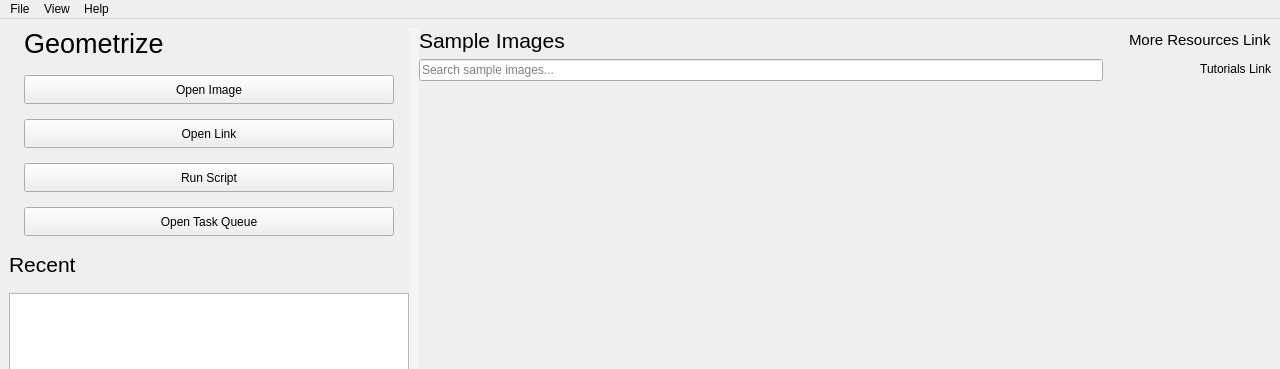
This is geometrize/dialog/launchwindow.ui in Tw1ddle/geometrize as Qt 5 draws it before an edit; both pictures show x 0 to 1280 and y 0 to 369 of the 1280 by 720 pixel window. The edited form follows.
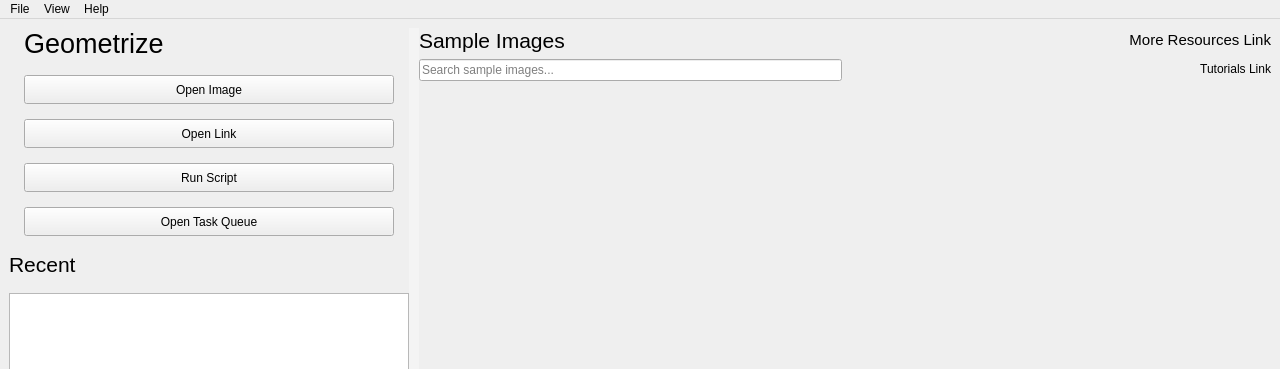
This is the edited form. Icons and pictures are not drawn. Custom widgets are drawn as their Qt base class.

Commit message: Tweaks for launch window layout resizing

```diff
--- a/geometrize/dialog/launchwindow.ui
+++ b/geometrize/dialog/launchwindow.ui
@@ -168,7 +168,7 @@
               <item>
                <widget class="QLabel" name="geometrizeTitle">
                 <property name="sizePolicy">
-                 <sizepolicy hsizetype="Fixed" vsizetype="Fixed">
+                 <sizepolicy hsizetype="Expanding" vsizetype="Fixed">
                   <horstretch>0</horstretch>
                   <verstretch>0</verstretch>
                  </sizepolicy>
@@ -349,7 +349,7 @@
             <item>
              <widget class="QLabel" name="recentsListTitle">
               <property name="sizePolicy">
-               <sizepolicy hsizetype="Fixed" vsizetype="Fixed">
+               <sizepolicy hsizetype="MinimumExpanding" vsizetype="Fixed">
                 <horstretch>0</horstretch>
                 <verstretch>0</verstretch>
                </sizepolicy>
@@ -410,7 +410,7 @@
                 <item>
                  <widget class="QLabel" name="templatesTitle">
                   <property name="sizePolicy">
-                   <sizepolicy hsizetype="Fixed" vsizetype="Fixed">
+                   <sizepolicy hsizetype="Expanding" vsizetype="Fixed">
                     <horstretch>0</horstretch>
                     <verstretch>0</verstretch>
                    </sizepolicy>
@@ -438,27 +438,17 @@
                </layout>
               </item>
               <item>
-               <layout class="QHBoxLayout" name="horizontalLayout_4">
-                <item>
-                 <spacer name="horizontalSpacer_3">
-                  <property name="orientation">
-                   <enum>Qt::Horizontal</enum>
-                  </property>
-                  <property name="sizeType">
-                   <enum>QSizePolicy::Fixed</enum>
-                  </property>
-                  <property name="sizeHint" stdset="0">
-                   <size>
-                    <width>20</width>
-                    <height>20</height>
-                   </size>
-                  </property>
-                 </spacer>
-                </item>
+               <layout class="QHBoxLayout" name="horizontalLayout_4" stretch="0">
                 <item>
                  <layout class="QVBoxLayout" name="verticalLayout_2">
                   <item>
                    <widget class="QLabel" name="moreResourcesLink">
+                    <property name="sizePolicy">
+                     <sizepolicy hsizetype="Expanding" vsizetype="Preferred">
+                      <horstretch>0</horstretch>
+                      <verstretch>0</verstretch>
+                     </sizepolicy>
+                    </property>
                     <property name="font">
                      <font>
                       <pointsize>11</pointsize>
@@ -467,6 +457,9 @@
                     <property name="text">
                      <string notr="true">More Resources Link</string>
                     </property>
+                    <property name="alignment">
+                     <set>Qt::AlignRight|Qt::AlignTrailing|Qt::AlignVCenter</set>
+                    </property>
                     <property name="openExternalLinks">
                      <bool>true</bool>
                     </property>
@@ -477,6 +470,12 @@
                   </item>
                   <item>
                    <widget class="QLabel" name="tutorialsLink">
+                    <property name="sizePolicy">
+                     <sizepolicy hsizetype="Expanding" vsizetype="Preferred">
+                      <horstretch>0</horstretch>
+                      <verstretch>0</verstretch>
+                     </sizepolicy>
+                    </property>
                     <property name="text">
                      <string notr="true">Tutorials Link</string>
                     </property>
```
Left out of the diff: 4 changed lines with no effect on the pictures. The commit also changes 1 other file.
